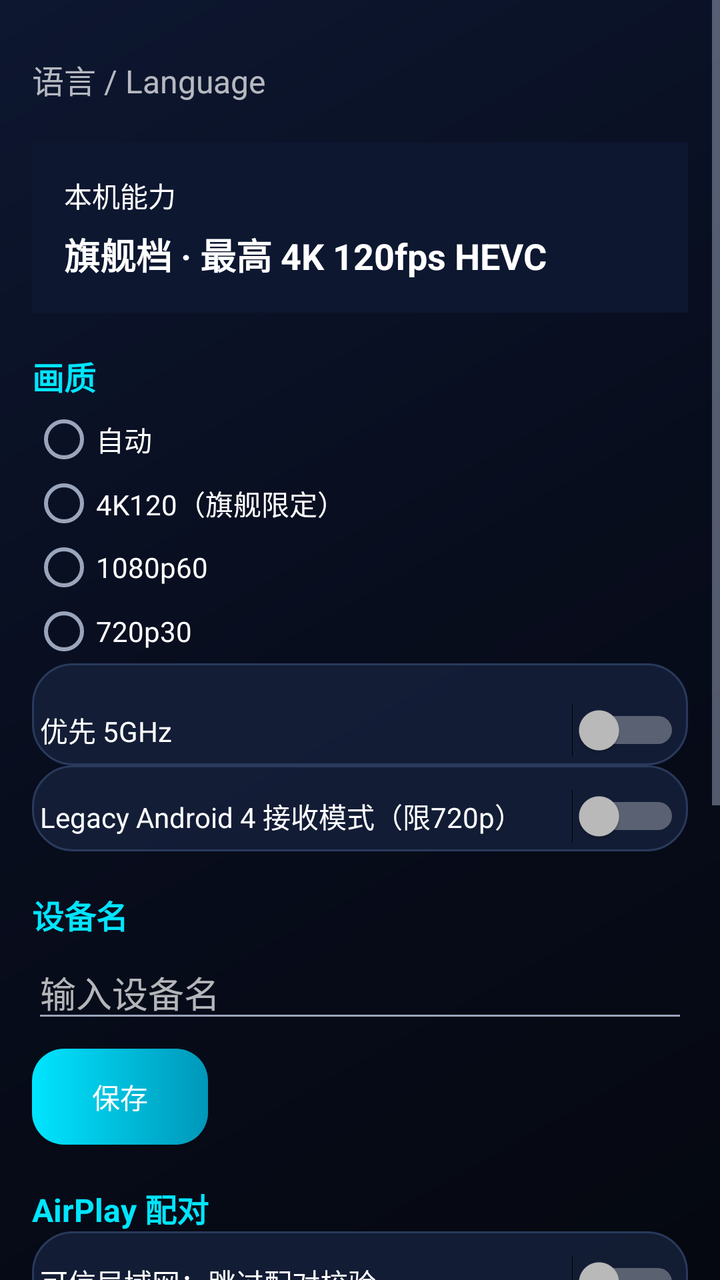
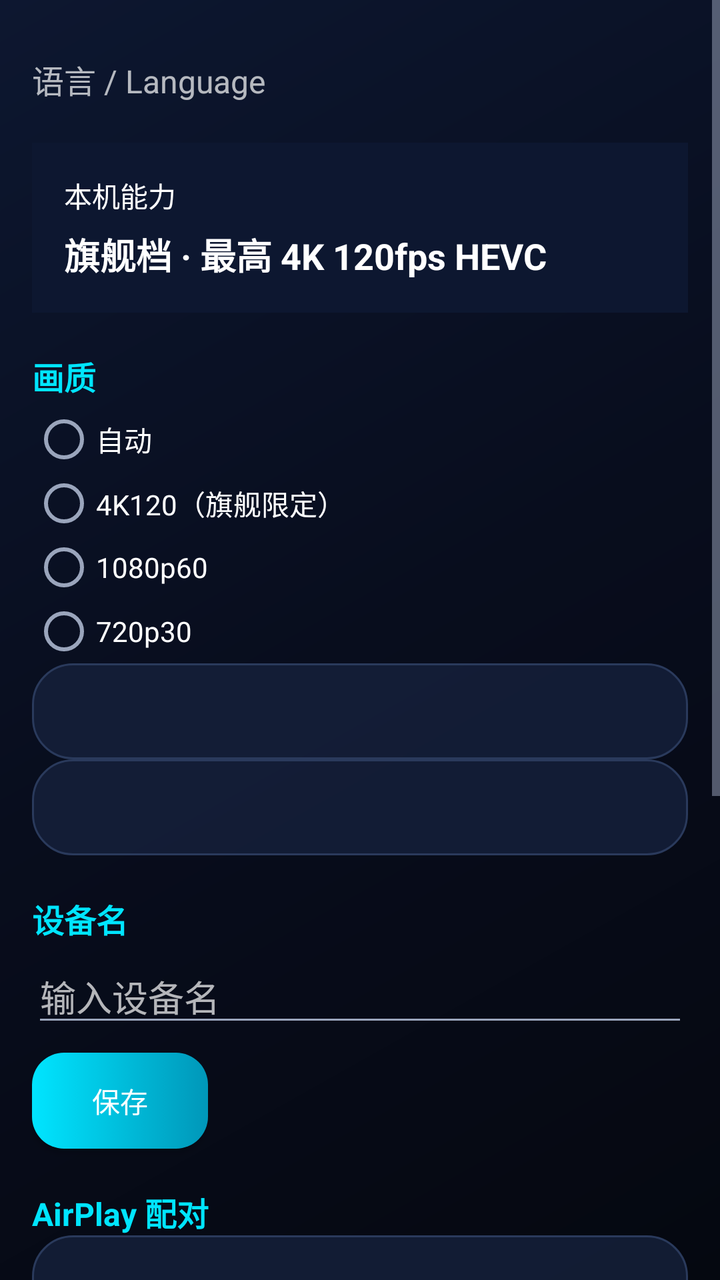

Before-and-after screenshots of an Android layout around one commit, followed by the original layout XML and the change that was made.
<!-- AndroidManifest.xml: application theme Theme.CastLink -->
<!-- res/layout/activity_settings.xml -->
<?xml version="1.0" encoding="utf-8"?>
<ScrollView xmlns:android="http://schemas.android.com/apk/res/android"
    android:layout_width="match_parent"
    android:layout_height="match_parent"
    android:background="@drawable/bg_nebula">

    <LinearLayout
        android:layout_width="match_parent"
        android:layout_height="wrap_content"
        android:orientation="vertical"
        android:padding="16dp">

        
        <LinearLayout
            android:id="@+id/row_language"
            android:layout_width="match_parent"
            android:layout_height="wrap_content"
            android:clickable="true"
            android:focusable="true"
            android:gravity="center_vertical"
            android:orientation="horizontal"
            android:paddingTop="12dp"
            android:paddingBottom="12dp">

            <TextView
                android:layout_width="0dp"
                android:layout_height="wrap_content"
                android:layout_weight="1"
                android:text="@string/setting_language_title"
                android:textSize="16sp" />

            <TextView
                android:id="@+id/tv_lang_summary"
                android:layout_width="wrap_content"
                android:layout_height="wrap_content"
                android:textColor="@color/text_secondary"
                android:textSize="14sp" />
        </LinearLayout>

        
        <LinearLayout
            android:layout_width="match_parent"
            android:layout_height="wrap_content"
            android:layout_marginTop="8dp"
            android:background="@color/deep_blue"
            android:orientation="vertical"
            android:padding="16dp">

            <TextView
                android:layout_width="wrap_content"
                android:layout_height="wrap_content"
                android:text="@string/device_capability_title"
                android:textColor="@color/white"
                android:textSize="14sp" />

            <TextView
                android:layout_width="wrap_content"
                android:layout_height="wrap_content"
                android:layout_marginTop="6dp"
                android:text="@string/device_capability_desc"
                android:textColor="@color/white"
                android:textSize="18sp"
                android:textStyle="bold" />
        </LinearLayout>

        
        <TextView
            android:layout_width="wrap_content"
            android:layout_height="wrap_content"
            android:layout_marginTop="20dp"
            android:text="@string/setting_quality_title"
            android:textSize="16sp"
            android:textStyle="bold"
            android:textColor="@color/nebula_cyan" />

        <RadioGroup
            android:id="@+id/rg_quality"
            android:layout_width="match_parent"
            android:layout_height="wrap_content"
            android:layout_marginTop="4dp"
            android:orientation="vertical">

            <RadioButton
                android:id="@+id/rb_quality_auto"
                android:layout_width="match_parent"
                android:layout_height="wrap_content"
                android:text="@string/quality_auto" />

            <RadioButton
                android:id="@+id/rb_quality_flagship"
                android:layout_width="match_parent"
                android:layout_height="wrap_content"
                android:text="@string/quality_flagship" />

            <RadioButton
                android:id="@+id/rb_quality_1080p"
                android:layout_width="match_parent"
                android:layout_height="wrap_content"
                android:text="@string/quality_1080p" />

            <RadioButton
                android:id="@+id/rb_quality_720p"
                android:layout_width="match_parent"
                android:layout_height="wrap_content"
                android:text="@string/quality_720p" />
        </RadioGroup>

        
        <LinearLayout
            android:id="@+id/row_prefer_5g"
            android:layout_width="match_parent"
            android:layout_height="wrap_content"
            android:focusable="true"
            android:clickable="true"
            android:background="@drawable/bg_glass_btn"
            android:padding="4dp"
            android:orientation="vertical">
            <Switch
            android:focusable="false"
            android:clickable="false"
            android:id="@+id/sw_prefer_5g"
            android:layout_width="match_parent"
            android:layout_height="wrap_content"
            android:layout_marginTop="16dp"
            android:text="@string/setting_prefer_5g" />
        </LinearLayout>

        <LinearLayout
            android:id="@+id/row_legacy_mode"
            android:layout_width="match_parent"
            android:layout_height="wrap_content"
            android:focusable="true"
            android:clickable="true"
            android:background="@drawable/bg_glass_btn"
            android:padding="4dp"
            android:orientation="vertical">
            <Switch
            android:focusable="false"
            android:clickable="false"
            android:id="@+id/sw_legacy_mode"
            android:layout_width="match_parent"
            android:layout_height="wrap_content"
            android:layout_marginTop="8dp"
            android:text="@string/setting_legacy_mode" />
        </LinearLayout>

        
        <TextView
            android:layout_width="wrap_content"
            android:layout_height="wrap_content"
            android:layout_marginTop="20dp"
            android:text="@string/setting_device_name"
            android:textSize="16sp"
            android:textStyle="bold"
            android:textColor="@color/nebula_cyan" />

        <EditText
            android:id="@+id/et_device_name"
            android:layout_width="match_parent"
            android:layout_height="wrap_content"
            android:layout_marginTop="4dp"
            android:hint="@string/device_name_hint"
            android:inputType="text"
            android:maxLines="1" />

        <Button
            android:id="@+id/btn_save_device_name"
            android:layout_width="wrap_content"
            android:layout_height="wrap_content"
            android:layout_marginTop="8dp"
            android:background="@drawable/bg_neon_btn"
            android:textColor="@color/white"
            android:text="@string/btn_save" />

        
        <TextView
            android:layout_width="wrap_content"
            android:layout_height="wrap_content"
            android:layout_marginTop="20dp"
            android:text="@string/setting_airplay_title"
            android:textSize="16sp"
            android:textStyle="bold"
            android:textColor="@color/nebula_cyan" />

        <LinearLayout
            android:id="@+id/row_skip_pair_verify"
            android:layout_width="match_parent"
            android:layout_height="wrap_content"
            android:focusable="true"
            android:clickable="true"
            android:background="@drawable/bg_glass_btn"
            android:padding="4dp"
            android:orientation="vertical">
            <Switch
            android:focusable="false"
            android:clickable="false"
            android:id="@+id/sw_skip_pair_verify"
            android:layout_width="match_parent"
            android:layout_height="wrap_content"
            android:layout_marginTop="8dp"
            android:text="@string/setting_skip_pair_verify"
            android:textSize="14sp" />
        </LinearLayout>

        <TextView
            android:layout_width="wrap_content"
            android:layout_height="wrap_content"
            android:layout_marginTop="4dp"
            android:text="@string/setting_skip_pair_verify_desc"
            android:textColor="@color/text_secondary"
            android:textSize="13sp" />

        <Button
            android:id="@+id/btn_clear_pairings"
            android:layout_width="wrap_content"
            android:layout_height="wrap_content"
            android:layout_marginTop="8dp"
            android:text="@string/btn_clear_pairings" />

        
        <TextView
            android:layout_width="wrap_content"
            android:layout_height="wrap_content"
            android:layout_marginTop="20dp"
            android:text="@string/setting_update_title"
            android:textSize="16sp"
            android:textStyle="bold"
            android:textColor="@color/nebula_cyan" />

        <TextView
            android:id="@+id/tv_update_version"
            android:layout_width="wrap_content"
            android:layout_height="wrap_content"
            android:layout_marginTop="4dp"
            android:textColor="@color/text_secondary"
            android:textSize="14sp" />

        <TextView
            android:layout_width="wrap_content"
            android:layout_height="wrap_content"
            android:layout_marginTop="4dp"
            android:text="@string/update_source"
            android:textColor="@color/text_secondary"
            android:textSize="13sp" />

        <TextView
            android:layout_width="wrap_content"
            android:layout_height="wrap_content"
            android:layout_marginTop="8dp"
            android:text="@string/update_mirror_label"
            android:textSize="14sp" />

        <Spinner
            android:id="@+id/sp_update_mirror"
            android:layout_width="match_parent"
            android:layout_height="wrap_content"
            android:layout_marginTop="4dp" />

        <LinearLayout
            android:layout_width="match_parent"
            android:layout_height="wrap_content"
            android:layout_marginTop="8dp"
            android:orientation="horizontal">

            <Button
                android:id="@+id/btn_check_update"
                android:layout_width="wrap_content"
                android:layout_height="wrap_content"
                android:text="@string/btn_check_update" />

            <Button
                android:id="@+id/btn_save_update_cfg"
                android:layout_width="wrap_content"
                android:layout_height="wrap_content"
                android:layout_marginStart="8dp"
                android:background="@drawable/bg_neon_btn"
                android:textColor="@color/white"
                android:text="@string/btn_save" />
        </LinearLayout>

        <LinearLayout
            android:id="@+id/row_auto_update"
            android:layout_width="match_parent"
            android:layout_height="wrap_content"
            android:focusable="true"
            android:clickable="true"
            android:background="@drawable/bg_glass_btn"
            android:padding="4dp"
            android:orientation="vertical">
            <Switch
            android:focusable="false"
            android:clickable="false"
            android:id="@+id/sw_auto_update"
            android:layout_width="match_parent"
            android:layout_height="wrap_content"
            android:layout_marginTop="8dp"
            android:text="@string/setting_auto_update" />
        </LinearLayout>
    </LinearLayout>
</ScrollView>
<!-- resources referenced by this layout -->
<resources>
  <color name="deep_blue">#0D1730</color>
  <color name="nebula_cyan">#00E5FF</color>
  <color name="text_secondary">#9AA5BC</color>
  <color name="white">#FFFFFF</color>
  <!-- drawable bg_glass_btn (drawable) -->
  <?xml version="1.0" encoding="utf-8"?>
  <selector xmlns:android="http://schemas.android.com/apk/res/android">
      <item android:state_pressed="true">
          <shape android:shape="rectangle">
              <solid android:color="#CC0E1A30" />
              <stroke
                  android:width="1dp"
                  android:color="#2A3A5C" />
              <corners android:radius="20dp" />
          </shape>
      </item>
      
      <item android:state_focused="true">
          <shape android:shape="rectangle">
              <solid android:color="#CC16213C" />
              <stroke
                  android:width="3dp"
                  android:color="#00E5FF" />
              <corners android:radius="20dp" />
          </shape>
      </item>
      <item>
          <shape android:shape="rectangle">
              <solid android:color="#CC16213C" />
              <stroke
                  android:width="1dp"
                  android:color="#2A3A5C" />
              <corners android:radius="20dp" />
          </shape>
      </item>
  </selector>
  <!-- drawable bg_nebula (drawable) -->
  <?xml version="1.0" encoding="utf-8"?>
  <shape xmlns:android="http://schemas.android.com/apk/res/android"
      android:shape="rectangle">
      <gradient
          android:angle="135"
          android:startColor="#050810"
          android:centerColor="#080D1D"
          android:endColor="#0D1730"
          android:type="linear" />
  </shape>
  <string name="btn_check_update">检查更新</string>
  <string name="btn_clear_pairings">清除已配对设备</string>
  <string name="btn_save">保存</string>
  <string name="device_capability_desc">旗舰档 · 最高 4K 120fps HEVC</string>
  <string name="device_capability_title">本机能力</string>
  <string name="device_name_hint">输入设备名</string>
  <string name="quality_1080p">1080p60</string>
  <string name="quality_720p">720p30</string>
  <string name="quality_auto">自动</string>
  <string name="quality_flagship">4K120（旗舰限定）</string>
  <string name="setting_airplay_title">AirPlay 配对</string>
  <string name="setting_auto_update">启动时自动检查更新（每天一次）</string>
  <string name="setting_device_name">设备名</string>
  <string name="setting_language_title">语言 / Language</string>
  <string name="setting_legacy_mode">Legacy Android 4 接收模式（限720p）</string>
  <string name="setting_prefer_5g">优先 5GHz</string>
  <string name="setting_quality_title">画质</string>
  <string name="setting_skip_pair_verify">可信局域网：跳过配对校验</string>
  <string name="setting_skip_pair_verify_desc">仅在自家可信网络开启。配对缓存损坏导致连接失败时的逃生开关。</string>
  <string name="setting_update_title">在线更新</string>
  <string name="update_mirror_label">下载镜像源</string>
  <string name="update_source">更新源：github.com/programmerguohuajing/castlink</string>
  <style name="Theme.CastLink" parent="android:Theme.Material.NoActionBar">
          <item name="android:colorPrimary">@color/nebula_cyan</item>
          <item name="android:colorPrimaryDark">@color/nebula_bg</item>
          <item name="android:colorAccent">@color/nebula_cyan</item>
          <item name="android:windowBackground">@drawable/bg_nebula</item>
          <item name="android:textColorPrimary">@color/nebula_text</item>
          <item name="android:textColorSecondary">@color/nebula_text_2ry</item>
      </style>
  <color name="nebula_bg">#050810</color>
  <color name="nebula_text">#FFFFFF</color>
  <color name="nebula_text_2ry">#9AA5BC</color>
  <!-- unchanged entries left out for length: 1 -->
</resources>

<!-- the commit's change to res/layout/activity_settings.xml (unified diff, before → after) -->
@@ -106,43 +106,23 @@
         </RadioGroup>
 
         
-        <LinearLayout
-            android:id="@+id/row_prefer_5g"
-            android:layout_width="match_parent"
-            android:layout_height="wrap_content"
-            android:focusable="true"
-            android:clickable="true"
-            android:background="@drawable/bg_glass_btn"
-            android:padding="4dp"
-            android:orientation="vertical">
-            <Switch
-            android:focusable="false"
-            android:clickable="false"
-            android:id="@+id/sw_prefer_5g"
-            android:layout_width="match_parent"
-            android:layout_height="wrap_content"
-            android:layout_marginTop="16dp"
-            android:text="@string/setting_prefer_5g" />
-        </LinearLayout>
-
-        <LinearLayout
-            android:id="@+id/row_legacy_mode"
-            android:layout_width="match_parent"
-            android:layout_height="wrap_content"
-            android:focusable="true"
-            android:clickable="true"
-            android:background="@drawable/bg_glass_btn"
-            android:padding="4dp"
-            android:orientation="vertical">
-            <Switch
-            android:focusable="false"
-            android:clickable="false"
-            android:id="@+id/sw_legacy_mode"
-            android:layout_width="match_parent"
-            android:layout_height="wrap_content"
-            android:layout_marginTop="8dp"
-            android:text="@string/setting_legacy_mode" />
-        </LinearLayout>
+        <Button
+            android:id="@+id/btn_prefer_5g"
+            android:layout_width="match_parent"
+            android:layout_height="wrap_content"
+            android:background="@drawable/bg_glass_btn"
+            android:textColor="@color/nebula_text"
+            android:gravity="start|center_vertical"
+            android:padding="12dp" />
+
+        <Button
+            android:id="@+id/btn_legacy_mode"
+            android:layout_width="match_parent"
+            android:layout_height="wrap_content"
+            android:background="@drawable/bg_glass_btn"
+            android:textColor="@color/nebula_text"
+            android:gravity="start|center_vertical"
+            android:padding="12dp" />
 
         
         <TextView
@@ -182,25 +162,14 @@
             android:textStyle="bold"
             android:textColor="@color/nebula_cyan" />
 
-        <LinearLayout
-            android:id="@+id/row_skip_pair_verify"
-            android:layout_width="match_parent"
-            android:layout_height="wrap_content"
-            android:focusable="true"
-            android:clickable="true"
-            android:background="@drawable/bg_glass_btn"
-            android:padding="4dp"
-            android:orientation="vertical">
-            <Switch
-            android:focusable="false"
-            android:clickable="false"
-            android:id="@+id/sw_skip_pair_verify"
-            android:layout_width="match_parent"
-            android:layout_height="wrap_content"
-            android:layout_marginTop="8dp"
-            android:text="@string/setting_skip_pair_verify"
-            android:textSize="14sp" />
-        </LinearLayout>
+        <Button
+            android:id="@+id/btn_skip_pair_verify"
+            android:layout_width="match_parent"
+            android:layout_height="wrap_content"
+            android:background="@drawable/bg_glass_btn"
+            android:textColor="@color/nebula_text"
+            android:gravity="start|center_vertical"
+            android:padding="12dp" />
 
         <TextView
             android:layout_width="wrap_content"
@@ -278,23 +247,13 @@
                 android:text="@string/btn_save" />
         </LinearLayout>
 
-        <LinearLayout
-            android:id="@+id/row_auto_update"
-            android:layout_width="match_parent"
-            android:layout_height="wrap_content"
-            android:focusable="true"
-            android:clickable="true"
-            android:background="@drawable/bg_glass_btn"
-            android:padding="4dp"
-            android:orientation="vertical">
-            <Switch
-            android:focusable="false"
-            android:clickable="false"
-            android:id="@+id/sw_auto_update"
-            android:layout_width="match_parent"
-            android:layout_height="wrap_content"
-            android:layout_marginTop="8dp"
-            android:text="@string/setting_auto_update" />
-        </LinearLayout>
+        <Button
+            android:id="@+id/btn_auto_update"
+            android:layout_width="match_parent"
+            android:layout_height="wrap_content"
+            android:background="@drawable/bg_glass_btn"
+            android:textColor="@color/nebula_text"
+            android:gravity="start|center_vertical"
+            android:padding="12dp" />
     </LinearLayout>
 </ScrollView>
<!-- resource entries referenced after the edit -->
@@ -58,13 +58,9 @@
   <string name="quality_auto">自动</string>
   <string name="quality_flagship">4K120（旗舰限定）</string>
   <string name="setting_airplay_title">AirPlay 配对</string>
-  <string name="setting_auto_update">启动时自动检查更新（每天一次）</string>
   <string name="setting_device_name">设备名</string>
   <string name="setting_language_title">语言 / Language</string>
-  <string name="setting_legacy_mode">Legacy Android 4 接收模式（限720p）</string>
-  <string name="setting_prefer_5g">优先 5GHz</string>
   <string name="setting_quality_title">画质</string>
-  <string name="setting_skip_pair_verify">可信局域网：跳过配对校验</string>
   <string name="setting_skip_pair_verify_desc">仅在自家可信网络开启。配对缓存损坏导致连接失败时的逃生开关。</string>
   <string name="setting_update_title">在线更新</string>
   <string name="update_mirror_label">下载镜像源</string>
